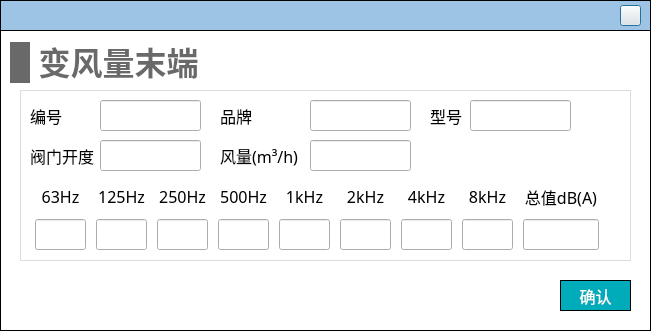
First picture: the form in NoiseCalSoft/inputDialog/dialog_vav_terminal.ui, repository haobana/NoiCal, before the edit.
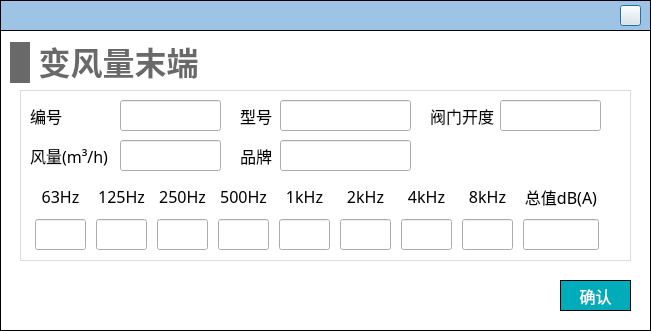
Second picture: the form after the edit. Icons and pictures are not drawn.

The edit to the form file:
```diff
--- a/NoiseCalSoft/inputDialog/dialog_vav_terminal.ui
+++ b/NoiseCalSoft/inputDialog/dialog_vav_terminal.ui
@@ -602,8 +602,8 @@
     <widget class="QLabel" name="label_13">
      <property name="geometry">
       <rect>
-       <x>10</x>
-       <y>50</y>
+       <x>410</x>
+       <y>10</y>
        <width>71</width>
        <height>31</height>
       </rect>
@@ -621,8 +621,8 @@
     <widget class="QLineEdit" name="lineEdit_valve_open_degree">
      <property name="geometry">
       <rect>
-       <x>80</x>
-       <y>50</y>
+       <x>480</x>
+       <y>10</y>
        <width>101</width>
        <height>31</height>
       </rect>
@@ -634,7 +634,7 @@
     <widget class="QLabel" name="label_18">
      <property name="geometry">
       <rect>
-       <x>410</x>
+       <x>220</x>
        <y>10</y>
        <width>41</width>
        <height>31</height>
@@ -653,8 +653,8 @@
     <widget class="QLabel" name="label_5">
      <property name="geometry">
       <rect>
-       <x>200</x>
-       <y>10</y>
+       <x>220</x>
+       <y>50</y>
        <width>41</width>
        <height>31</height>
       </rect>
@@ -672,7 +672,7 @@
     <widget class="QLineEdit" name="lineEdit_number">
      <property name="geometry">
       <rect>
-       <x>80</x>
+       <x>100</x>
        <y>10</y>
        <width>101</width>
        <height>31</height>
@@ -701,9 +701,9 @@
     <widget class="QLineEdit" name="lineEdit_model">
      <property name="geometry">
       <rect>
-       <x>450</x>
+       <x>260</x>
        <y>10</y>
-       <width>101</width>
+       <width>131</width>
        <height>31</height>
       </rect>
      </property>
@@ -711,9 +711,9 @@
     <widget class="QLineEdit" name="lineEdit_brand">
      <property name="geometry">
       <rect>
-       <x>290</x>
-       <y>10</y>
-       <width>101</width>
+       <x>260</x>
+       <y>50</y>
+       <width>131</width>
        <height>31</height>
       </rect>
      </property>
@@ -721,7 +721,7 @@
     <widget class="QLineEdit" name="lineEdit_air_volume">
      <property name="geometry">
       <rect>
-       <x>290</x>
+       <x>100</x>
        <y>50</y>
        <width>101</width>
        <height>31</height>
@@ -731,7 +731,7 @@
     <widget class="QLabel" name="label_6">
      <property name="geometry">
       <rect>
-       <x>200</x>
+       <x>10</x>
        <y>50</y>
        <width>81</width>
        <height>31</height>
```
